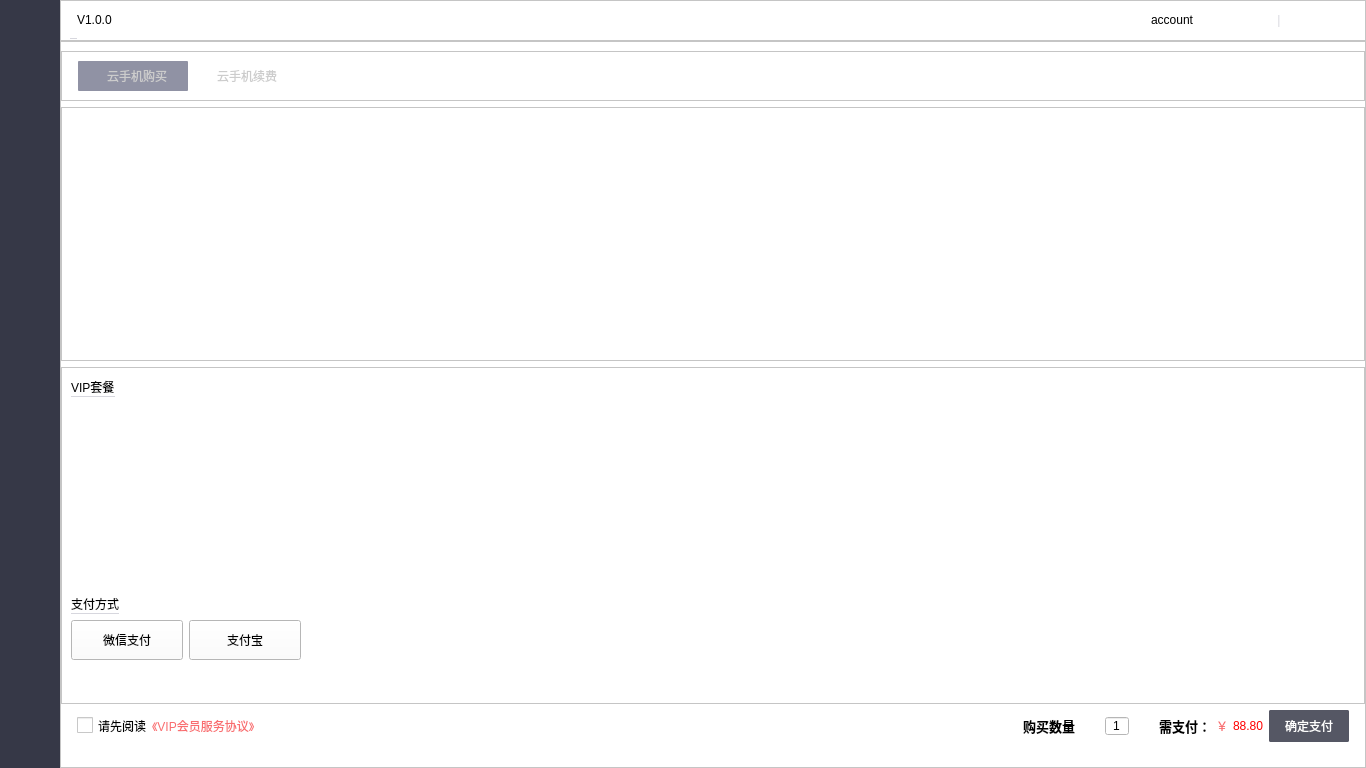
The window that mainwindow.ui (ZhouMei20220810/TEST) describes before a commit, drawn with Qt 5.
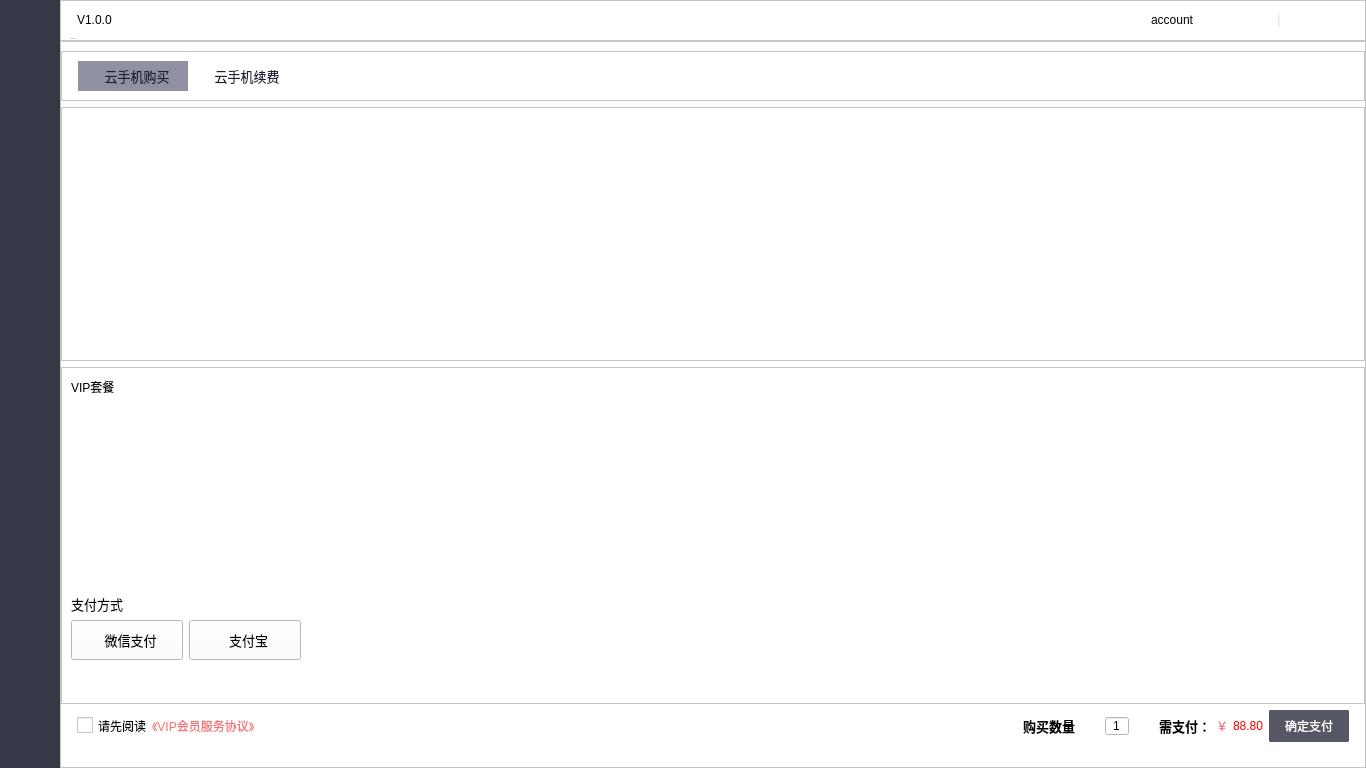
The same window after the commit. The open tabs and pages were chosen to show the change. Icons and pictures are not drawn.

Commit message: 支付方式

```diff
--- a/mainwindow.ui
+++ b/mainwindow.ui
@@ -2309,9 +2309,14 @@
                     <height>30</height>
                    </size>
                   </property>
+                  <property name="font">
+                   <font>
+                    <pointsize>10</pointsize>
+                   </font>
+                  </property>
                   <property name="styleSheet">
                    <string notr="true">QToolButton {border:none;
-color: rgb(204, 204, 204);
+color: #1E2133;
 	background-color:#FF9092A4;
 border-radius:1px;
 padding-left:8px;
@@ -2342,9 +2347,14 @@
                     <height>30</height>
                    </size>
                   </property>
+                  <property name="font">
+                   <font>
+                    <pointsize>10</pointsize>
+                   </font>
+                  </property>
                   <property name="styleSheet">
                    <string notr="true">QToolButton {border:none;
-color: rgb(204, 204, 204);
+color: #1E2133;
 border-radius:1px;
 padding-left:8px;
 }
@@ -2627,6 +2637,9 @@
                         <layout class="QHBoxLayout" name="horizontalLayout_12">
                          <item>
                           <widget class="QLabel" name="label_2">
+                           <property name="styleSheet">
+                            <string notr="true">border:none;</string>
+                           </property>
                            <property name="text">
                             <string>VIP套餐</string>
                            </property>
@@ -2669,6 +2682,14 @@
                         <layout class="QHBoxLayout" name="horizontalLayout_11">
                          <item>
                           <widget class="QLabel" name="label_3">
+                           <property name="font">
+                            <font>
+                             <pointsize>10</pointsize>
+                            </font>
+                           </property>
+                           <property name="styleSheet">
+                            <string notr="true">border:none;</string>
+                           </property>
                            <property name="text">
                             <string>支付方式</string>
                            </property>
@@ -2705,11 +2726,31 @@
                              <height>40</height>
                             </size>
                            </property>
+                           <property name="font">
+                            <font>
+                             <pointsize>10</pointsize>
+                            </font>
+                           </property>
                            <property name="cursor">
                             <cursorShape>PointingHandCursor</cursorShape>
                            </property>
+                           <property name="styleSheet">
+                            <string notr="true">QToolButton{
+border-image:url(:/main/resource/main/border_normal.png);
+padding-left:10px;
+}
+QToolButton:hover{
+border-image:url(:/main/resource/main/border_select.png);
+}
+QToolButton:clicked{
+border-image:url(:/main/resource/main/border_select.png);
+}
+QToolButton:selected{
+border-image:url(:/main/resource/main/border_select.png);
+}</string>
+                           </property>
                            <property name="text">
-                            <string>微信支付</string>
+                            <string>  微信支付</string>
                            </property>
                            <property name="icon">
                             <iconset resource="res.qrc">
@@ -2740,11 +2781,31 @@
                              <height>40</height>
                             </size>
                            </property>
+                           <property name="font">
+                            <font>
+                             <pointsize>10</pointsize>
+                            </font>
+                           </property>
                            <property name="cursor">
                             <cursorShape>PointingHandCursor</cursorShape>
                            </property>
+                           <property name="styleSheet">
+                            <string notr="true">QToolButton{
+border-image:url(:/main/resource/main/border_normal.png);
+padding-left:10px;
+}
+QToolButton:hover{
+border-image:url(:/main/resource/main/border_select.png);
+}
+QToolButton:clicked{
+border-image:url(:/main/resource/main/border_select.png);
+}
+QToolButton:selected{
+border-image:url(:/main/resource/main/border_select.png);
+}</string>
+                           </property>
                            <property name="text">
-                            <string>支付宝</string>
+                            <string>  支付宝</string>
                            </property>
                            <property name="icon">
                             <iconset resource="res.qrc">
```
Left out of the diff: 4 changed lines with no effect on the pictures. The commit also changes 5 other files.
